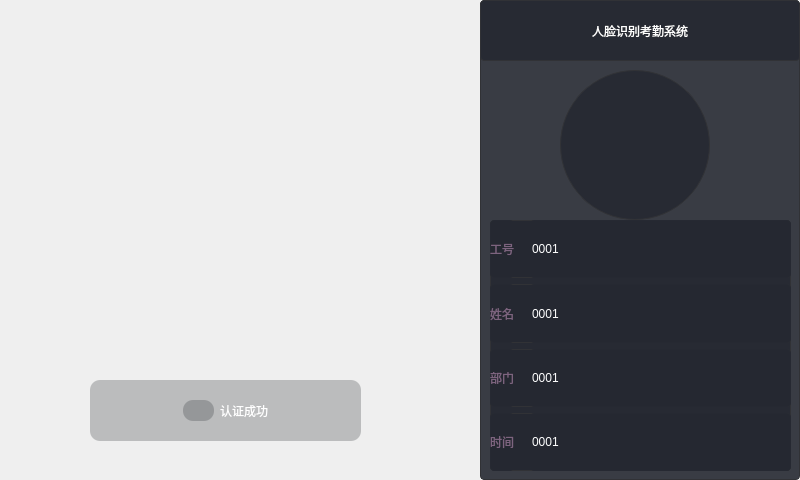
Above: src/seetface.ui from dsankdnasldas/chengdiejihua before the change. Below: the same form after it.
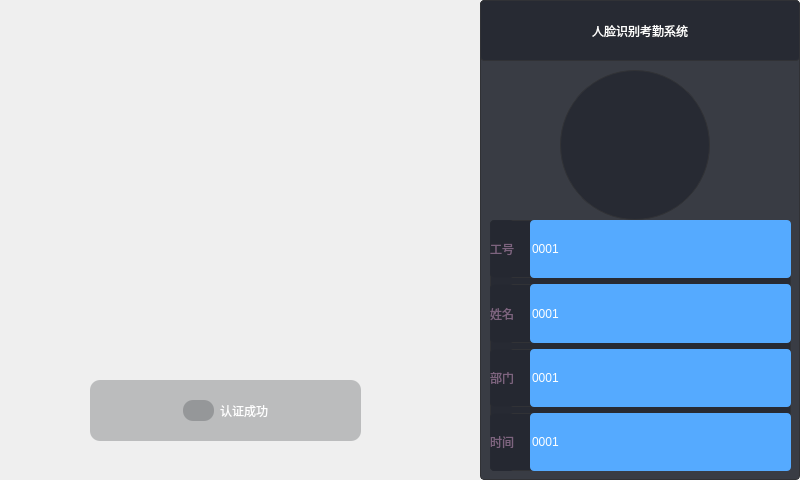
That is the form after the change. Icons and pictures are not drawn.

```diff
--- a/src/seetface.ui
+++ b/src/seetface.ui
@@ -276,6 +276,9 @@
              <verstretch>0</verstretch>
             </sizepolicy>
            </property>
+           <property name="styleSheet">
+            <string notr="true">background-color: rgb(85, 170, 255);</string>
+           </property>
            <property name="text">
             <string>0001</string>
            </property>
@@ -354,6 +357,9 @@
              <verstretch>0</verstretch>
             </sizepolicy>
            </property>
+           <property name="styleSheet">
+            <string notr="true">background-color: rgb(85, 170, 255);</string>
+           </property>
            <property name="text">
             <string>0001</string>
            </property>
@@ -432,6 +438,9 @@
              <verstretch>0</verstretch>
             </sizepolicy>
            </property>
+           <property name="styleSheet">
+            <string notr="true">background-color: rgb(85, 170, 255);</string>
+           </property>
            <property name="text">
             <string>0001</string>
            </property>
@@ -510,6 +519,9 @@
              <verstretch>0</verstretch>
             </sizepolicy>
            </property>
+           <property name="styleSheet">
+            <string notr="true">background-color: rgb(85, 170, 255);</string>
+           </property>
            <property name="text">
             <string>0001</string>
            </property>
```
